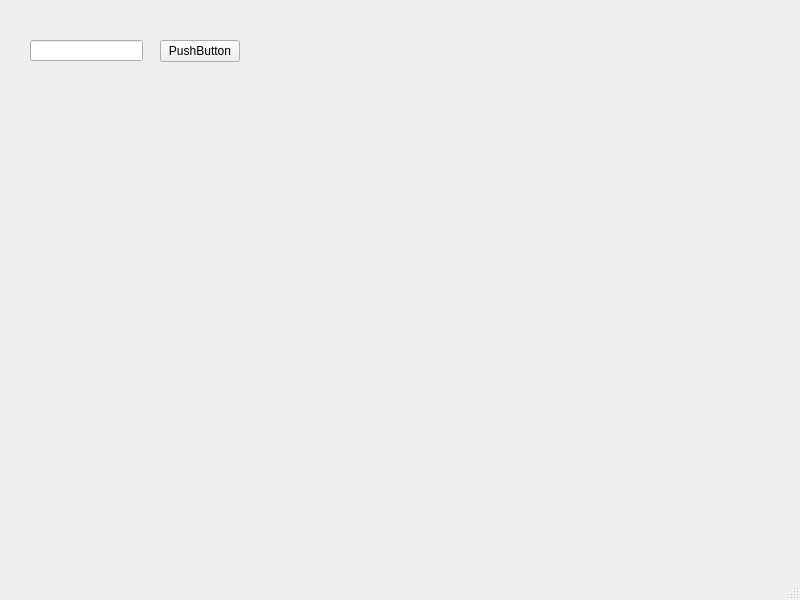
This is src/presentation/imageeditor.ui in Viktor6374/cg23-19-2 as Qt 5 draws it before an edit. The edited form follows.
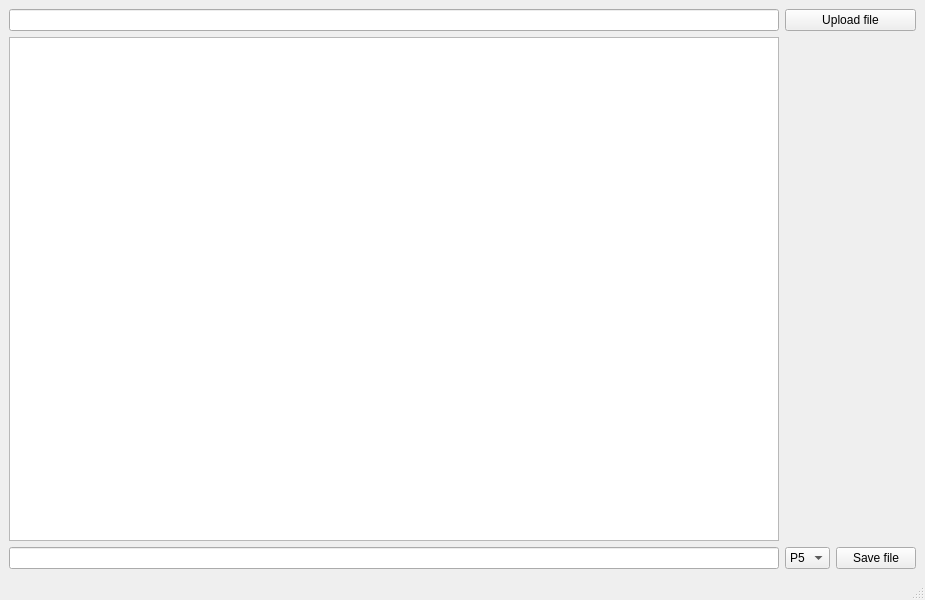
This is the edited form.

Diff of the .ui file:
```diff
--- a/src/presentation/imageeditor.ui
+++ b/src/presentation/imageeditor.ui
@@ -6,7 +6,7 @@
    <rect>
     <x>0</x>
     <y>0</y>
-    <width>800</width>
+    <width>925</width>
     <height>600</height>
    </rect>
   </property>
@@ -14,29 +14,45 @@
    <string>ImageEditor</string>
   </property>
   <widget class="QWidget" name="centralwidget">
-   <widget class="QLineEdit" name="lineEdit">
-    <property name="geometry">
-     <rect>
-      <x>30</x>
-      <y>40</y>
-      <width>113</width>
-      <height>21</height>
-     </rect>
-    </property>
-   </widget>
-   <widget class="QPushButton" name="pushButton">
-    <property name="geometry">
-     <rect>
-      <x>160</x>
-      <y>40</y>
-      <width>80</width>
-      <height>22</height>
-     </rect>
-    </property>
-    <property name="text">
-     <string>PushButton</string>
-    </property>
-   </widget>
+   <layout class="QGridLayout" name="gridLayout">
+    <item row="5" column="0">
+     <widget class="QLineEdit" name="lineEdit_2"/>
+    </item>
+    <item row="2" column="0">
+     <widget class="QGraphicsView" name="graphicsView"/>
+    </item>
+    <item row="0" column="0">
+     <widget class="QLineEdit" name="lineEdit"/>
+    </item>
+    <item row="5" column="2">
+     <widget class="QPushButton" name="pushButton_2">
+      <property name="text">
+       <string>Save file</string>
+      </property>
+     </widget>
+    </item>
+    <item row="5" column="1">
+     <widget class="QComboBox" name="comboBox">
+      <item>
+       <property name="text">
+        <string>P5</string>
+       </property>
+      </item>
+      <item>
+       <property name="text">
+        <string>P6</string>
+       </property>
+      </item>
+     </widget>
+    </item>
+    <item row="0" column="1" colspan="2">
+     <widget class="QPushButton" name="pushButton">
+      <property name="text">
+       <string>Upload file</string>
+      </property>
+     </widget>
+    </item>
+   </layout>
   </widget>
   <widget class="QMenuBar" name="menubar">
    <property name="geometry">
```
Left out of the diff: 4 changed lines with no effect on the pictures.
